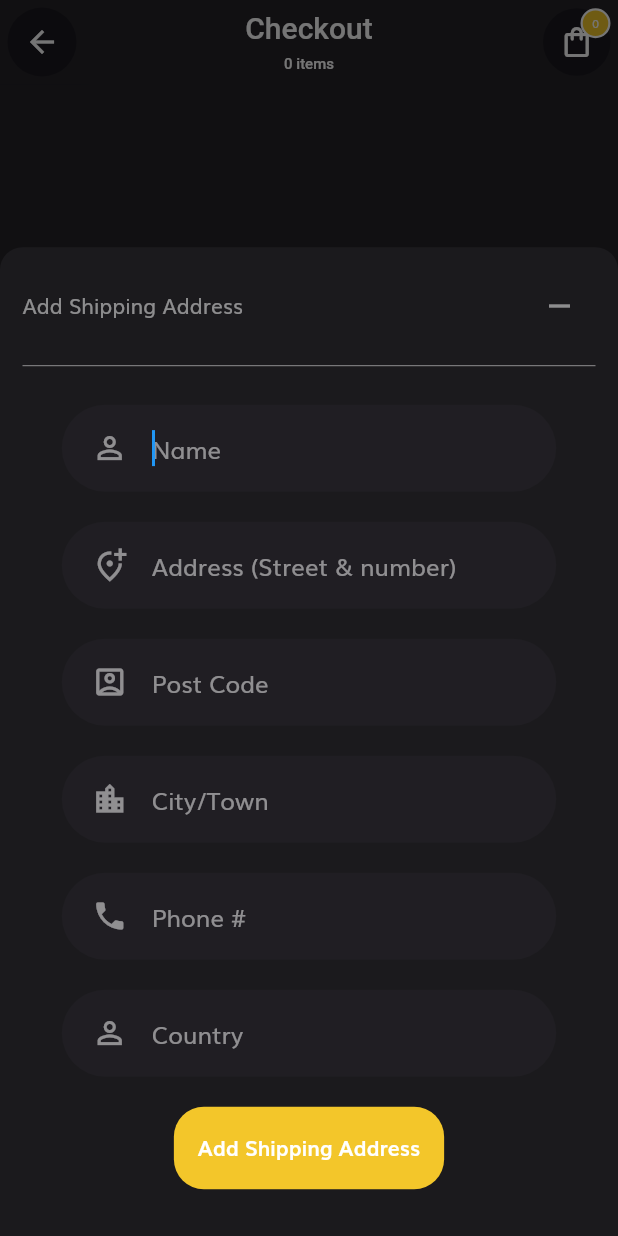
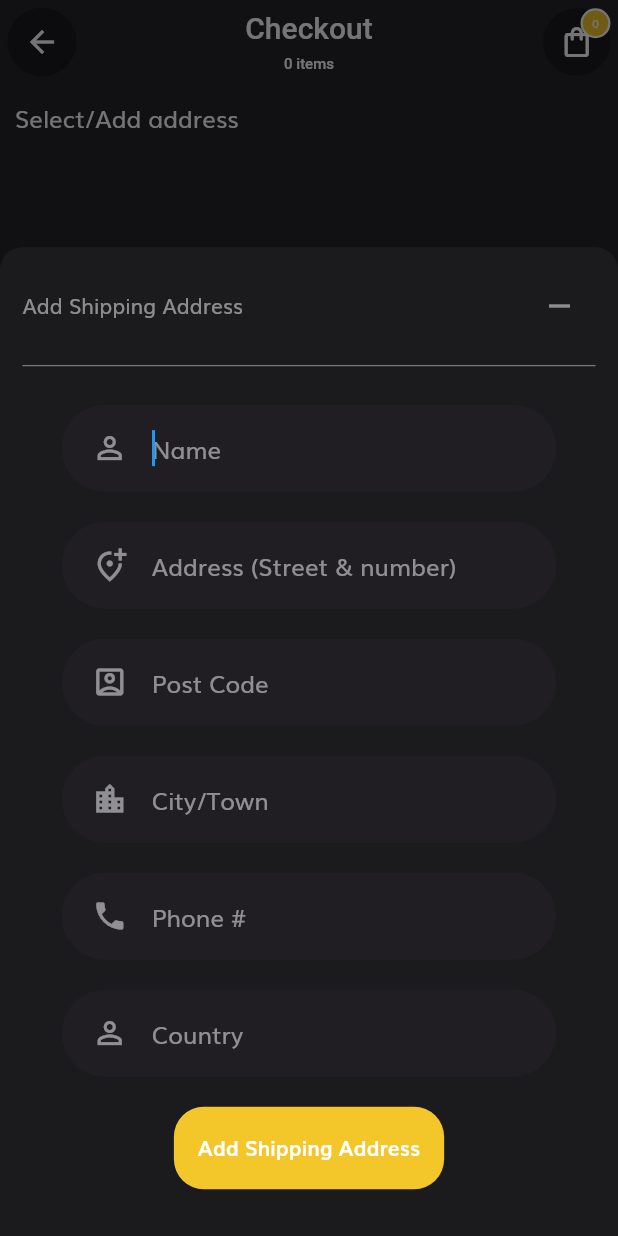
Before and after one commit to tandohtakyie/outfitted-project-mobile, a Flutter app: the AddressScreen screen opened directly, after a tap on "Add new address", on a phone screen of 412 x 824 dp. Run offline on Flutter 3.47's test engine with Material 2 defaults, Android fonts, the phone set to English and light mode, and no system bars; our stand-ins replace animated_splash_screen, cloud_firestore, firebase_auth, firebase_core, flutter_spinkit, fluttertoast and 1 more; accounts and stored records are empty.

Commit message:
addresses are retrieved from the database. customer sees all address

```diff
--- a/lib/screens/address_screen.dart
+++ b/lib/screens/address_screen.dart
@@ -1,10 +1,14 @@
+import 'package:cloud_firestore/cloud_firestore.dart';
 import 'package:flutter/cupertino.dart';
 import 'package:flutter/material.dart';
+import 'package:outfitted_flutter_mobile/components/address_card.dart';
 import 'package:outfitted_flutter_mobile/components/outfitted_custom_appbar_v2.dart';
 import 'package:outfitted_flutter_mobile/components/textfield_container.dart';
+import 'package:outfitted_flutter_mobile/counters/address_changer.dart';
 import 'package:outfitted_flutter_mobile/firebase/firebase_config.dart';
 import 'package:outfitted_flutter_mobile/style/style.dart';
 import 'package:outfitted_flutter_mobile/model/Address.dart';
+import 'package:provider/provider.dart';
 
 class AddressScreen extends StatelessWidget {
   final formKey = GlobalKey<FormState>();
@@ -36,9 +40,66 @@ class AddressScreen extends StatelessWidget {
         customIcon: Icon(Icons.arrow_back),
       ),
       backgroundColor: kBackgroundOutFitted,
+      body: Column(
+        crossAxisAlignment: CrossAxisAlignment.center,
+        mainAxisSize: MainAxisSize.min,
+        children: [
+          Align(
+            alignment: Alignment.centerLeft,
+            child: Padding(
+              padding: EdgeInsets.all(10),
+              child: Text(
+                  'Select/Add address',
+                style: TextStyle(
+                  fontSize: 16,
+                  color: kWhiteColor,
+                ),
+              ),
+            ),
+          ),
+          Consumer<AddressChanger>(
+            builder: (context, address, c) {
+              return Flexible(
+                child: StreamBuilder<QuerySnapshot>(
+                  stream: OutFittedApp.firestore
+                      .collection(OutFittedApp.collectionCustomer)
+                      .doc(OutFittedApp.sharedPreferences
+                          .getString(OutFittedApp.customerUID))
+                      .collection(OutFittedApp.subCollectionAddress)
+                      .snapshots(),
+                  builder: (context, snapshot) {
+                    return !snapshot.hasData
+                        ? Center(
+                            child: Text('Loading'),
+                          )
+                        : snapshot.data.docs.length == 0
+                            ? Center(
+                                child: Text(
+                                    'No address added yet. Add new address to proceed.'),
+                              )
+                            : ListView.builder(
+                                itemCount: snapshot.data.docs.length,
+                                shrinkWrap: true,
+                                itemBuilder: (context, index) {
+                                  return AddressCard(
+                                    currentIndex: address.count,
+                                    value: index,
+                                    addressID: snapshot.data.docs[index].id,
+                                    // totalAmount: widget,
+                                    addressModel: Address.fromJson(
+                                        snapshot.data.docs[index].data()),
+                                  );
+                                });
+                  },
+                ),
+              );
+            },
+          ),
+        ],
+      ),
       floatingActionButton: FloatingActionButton.extended(
         onPressed: () {
-          addAddressModalBottomSheet(context);
+          showAddressModalBottomSheet(context);
         },
         label: Text(
           "Add new address",
@@ -52,7 +113,7 @@ class AddressScreen extends StatelessWidget {
     );
   }
 
-  void addAddressModalBottomSheet(context) {
+  void showAddressModalBottomSheet(context) {
     showModalBottomSheet(
       context: context,
       isScrollControlled: true,
@@ -237,7 +298,7 @@ class AddressScreen extends StatelessWidget {
                     height: 55,
                     color: kSecondaryColor,
                     onPressed: () {
-                      if(formKey.currentState.validate()){
+                      if (formKey.currentState.validate()) {
                         final addressModel = Address(
                           name: cName.text.trim(),
                           streetAndNumber: cStreetAndNumber.text.trim(),
@@ -248,24 +309,26 @@ class AddressScreen extends StatelessWidget {
                         ).toJson();
 
                         // add address to firestore
-                        OutFittedApp.firestore.collection(OutFittedApp.collectionCustomer)
-                        .doc(OutFittedApp.sharedPreferences.getString(OutFittedApp.customerUID))
+                        OutFittedApp.firestore
+                            .collection(OutFittedApp.collectionCustomer)
+                            .doc(OutFittedApp.sharedPreferences
+                                .getString(OutFittedApp.customerUID))
                             .collection(OutFittedApp.subCollectionAddress)
-                        .doc(DateTime.now().microsecondsSinceEpoch.toString())
+                            .doc(DateTime.now()
+                                .microsecondsSinceEpoch
+                                .toString())
                             .set(addressModel)
-                        .then((value){
-                         // final snackBar = SnackBar(content: Text("Address added successfully."));
+                            .then((value) {
                           FocusScope.of(context).requestFocus(FocusNode());
                           formKey.currentState.reset();
+                          Navigator.of(context).pop();
                         });
-
                       }
                     },
                     child: Text(
                       "Add Shipping Address",
                       style: TextStyle(
-                          color: Colors.white,
-                          fontWeight: FontWeight.bold),
+                          color: Colors.white, fontWeight: FontWeight.bold),
                     ),
                   ),
                 ],
```
Also changed, not shown: lib/components/address_card.dart (added, +99 -0 lines). Lines whose indentation alone changed are shown as unchanged.
